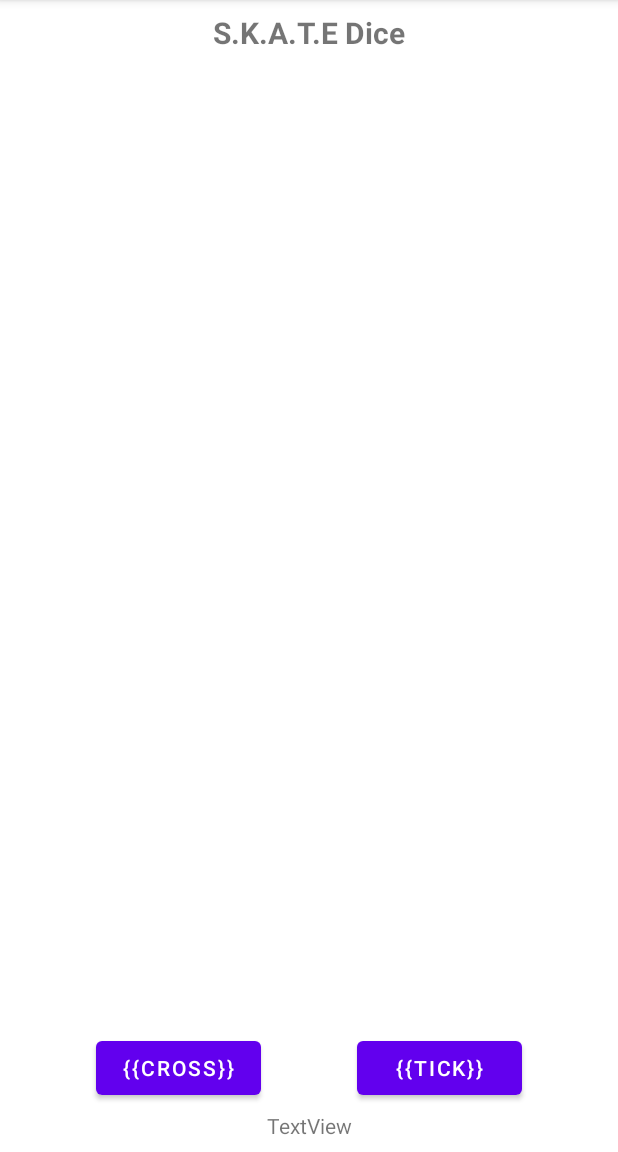
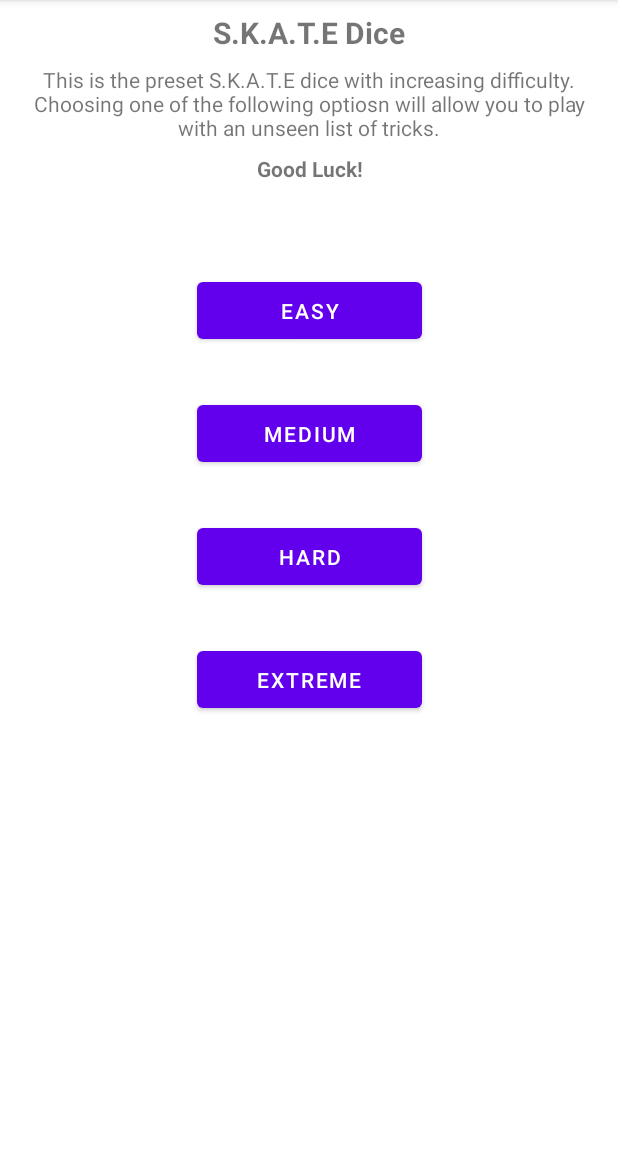
Before and after one commit to AlanWu888/goSkate-App, an Android app: the fragment ChooseDifficultyFragment shown on its own in the app's theme, on a phone screen of 412 x 824 dp, the part 84-1236 px from its top. Run offline under Robolectric (Android 15) with nearby library versions, the phone set to English and light mode, and no system bars.

Commit message:
fixed choose difficulty

```diff
--- a/app/src/main/java/com/example/goskate/ChooseDifficultyFragment.java
+++ b/app/src/main/java/com/example/goskate/ChooseDifficultyFragment.java
@@ -30,7 +30,7 @@ public class ChooseDifficultyFragment extends Fragment {
     @Override
     public View onCreateView(LayoutInflater inflater, ViewGroup container,
                              Bundle savedInstanceState) {
-        View view = inflater.inflate(R.layout.fragment_play_game, container, false);
+        View view = inflater.inflate(R.layout.fragment_choose_difficulty, container, false);
 
         // define components
         Button btn_easy = (Button) view.findViewById(R.id.btn_easy);
--- a/app/src/main/java/com/example/goskate/CustomTricksFragment.java
+++ b/app/src/main/java/com/example/goskate/CustomTricksFragment.java
@@ -46,7 +46,7 @@ public class CustomTricksFragment extends Fragment {
                 if (newTrick(currTrick, trickNames) == true) {
                     trickNames.add(edit_trickName.getText().toString());
                     listViewAdapter.notifyDataSetChanged();
-                    Toast.makeText(getActivity(), currTrick + " + added!", Toast.LENGTH_SHORT).show();
+                    Toast.makeText(getActivity(), currTrick + " added!", Toast.LENGTH_SHORT).show();
                     edit_trickName.setText("");
                 }
             }
```
